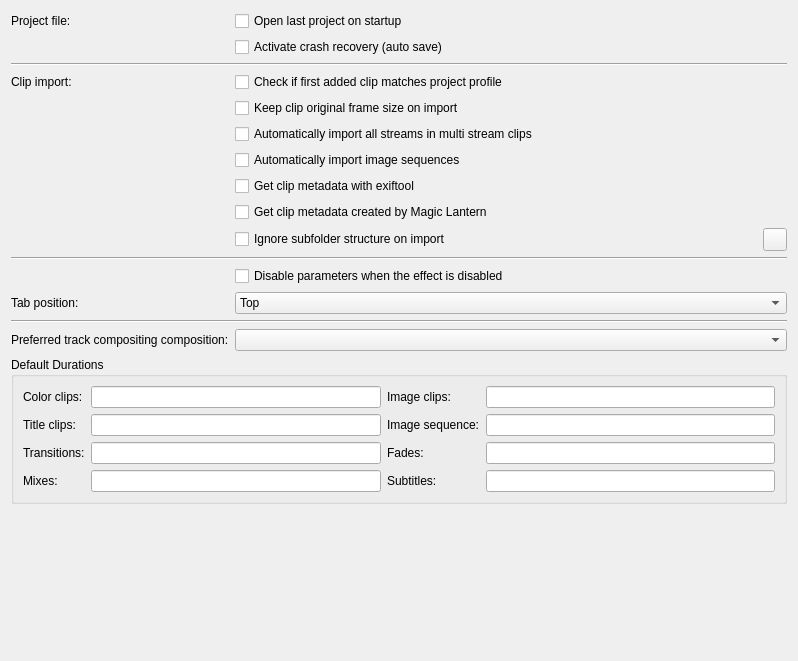
First picture: the form in src/ui/configmisc_ui.ui, repository KDE/kdenlive, before the edit.
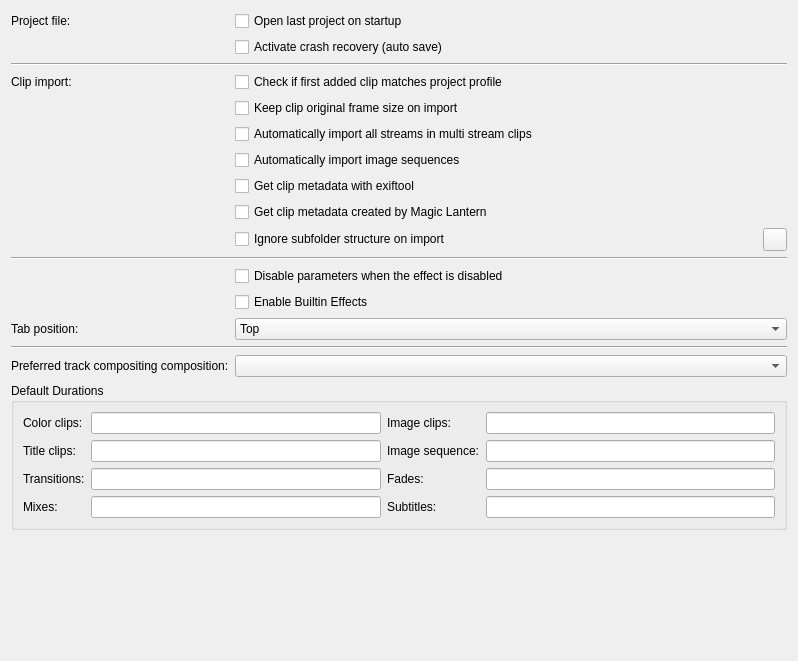
Second picture: the form after the edit. Custom widgets are drawn as their Qt base class.

Commit message: Move enable builtin effects from asset panel to Kdenlive Settings dialog

Diff of the .ui file:
```diff
--- a/src/ui/configmisc_ui.ui
+++ b/src/ui/configmisc_ui.ui
@@ -124,14 +124,14 @@
      </property>
     </widget>
    </item>
-   <item row="12" column="0">
+   <item row="13" column="0">
     <widget class="QLabel" name="label_4">
      <property name="text">
       <string>Tab position:</string>
      </property>
     </widget>
    </item>
-   <item row="12" column="1">
+   <item row="13" column="1">
     <widget class="QComboBox" name="kcfg_tabposition">
      <item>
       <property name="text">
@@ -155,24 +155,24 @@
      </item>
     </widget>
    </item>
-   <item row="13" column="0" colspan="2">
+   <item row="14" column="0" colspan="2">
     <widget class="Line" name="line_3">
      <property name="orientation">
       <enum>Qt::Orientation::Horizontal</enum>
      </property>
     </widget>
    </item>
-   <item row="14" column="0">
+   <item row="15" column="0">
     <widget class="QLabel" name="label_10">
      <property name="text">
       <string>Preferred track compositing composition:</string>
      </property>
     </widget>
    </item>
-   <item row="14" column="1">
+   <item row="15" column="1">
     <widget class="QComboBox" name="preferredcomposite"/>
    </item>
-   <item row="15" column="0" colspan="2">
+   <item row="16" column="0" colspan="2">
     <widget class="QGroupBox" name="groupBox">
      <property name="title">
       <string>Default Durations</string>
@@ -261,7 +261,7 @@
      </layout>
     </widget>
    </item>
-   <item row="16" column="0">
+   <item row="17" column="0">
     <spacer>
      <property name="orientation">
       <enum>Qt::Orientation::Vertical</enum>
@@ -274,6 +274,13 @@
      </property>
     </spacer>
    </item>
+   <item row="12" column="1">
+    <widget class="QCheckBox" name="kcfg_enableBuiltInEffects">
+     <property name="text">
+      <string>Enable Builtin Effects</string>
+     </property>
+    </widget>
+   </item>
   </layout>
  </widget>
  <customwidgets>
```
The commit also changes 5 other files.
